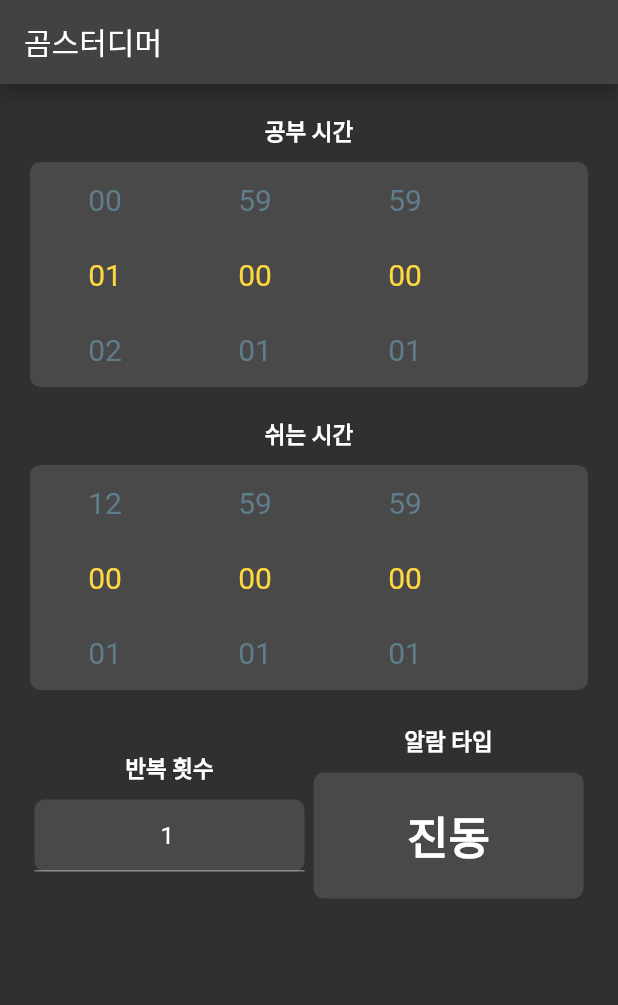
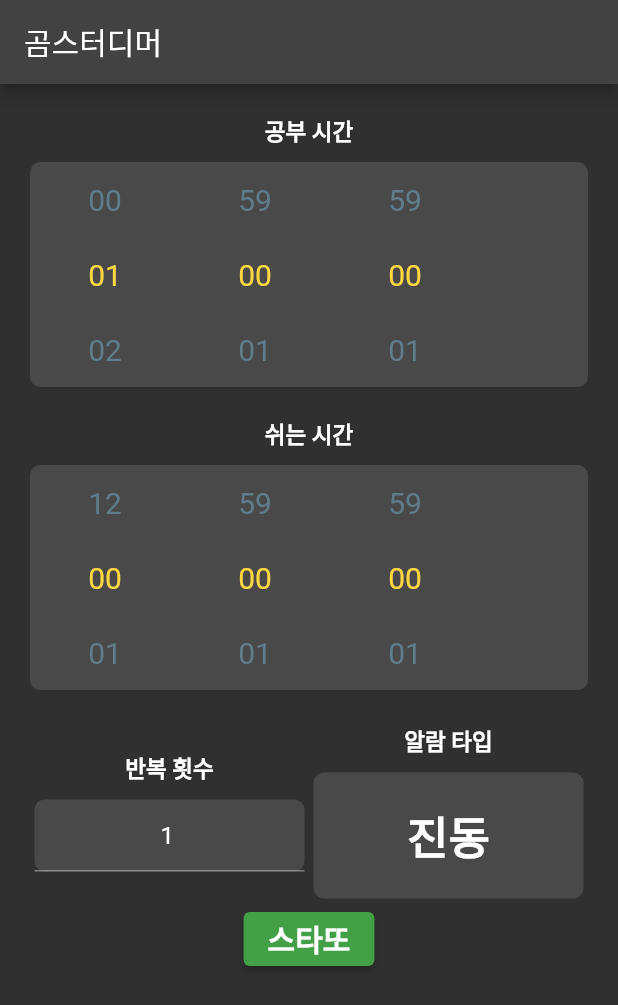
Before and after one commit to MISEONGKIM/studimer, a Flutter app: the screen it shows after launch, on a phone screen of 412 x 824 dp. Shown: the top 1005 px of the screen. Run offline on Flutter 3.47's test engine with Material 2 defaults, Android fonts, the phone set to English and light mode, and no system bars; drawn by our look-alikes of numberpicker; our stand-ins replace floor, sqflite; accounts and stored records are empty; generated files the repository leaves out were written again.

Commit message:
feat : 스타트,중지, 취소 버튼 추가

```diff
--- a/lib/src/core/resources/type.dart
+++ b/lib/src/core/resources/type.dart
@@ -1,3 +1,5 @@
 enum FocusNum { none, studytime, resttime, repeat, notice }
 
 enum NoticeType { sounds, vivration, message }
+
+enum TimerStatus { start, stop, cancle }
--- a/lib/src/presentation/providers/cycle_option_provider.dart
+++ b/lib/src/presentation/providers/cycle_option_provider.dart
@@ -1,4 +1,3 @@
-import 'package:floor/floor.dart';
 import 'package:flutter/cupertino.dart';
 import 'package:studimer/src/core/resources/type.dart';
 import 'package:studimer/src/data/models/internal/notice.dart';
@@ -7,6 +6,7 @@ import 'package:studimer/src/data/models/internal/study_cycle.dart';
 class CycleOptionProvider extends ChangeNotifier {
   late StudyCycle oneCycle = StudyCycle();
   FocusNum focusOn = FocusNum.none;
+  TimerStatus timerStatus = TimerStatus.cancle;
 
   setFocusOn(FocusNum value) {
     focusOn = value;
@@ -28,4 +28,9 @@ class CycleOptionProvider extends ChangeNotifier {
   setNotice(Notice value) {
     oneCycle.notice = value;
   }
+
+  setTimerStatus(TimerStatus value) {
+    timerStatus = value;
+    notifyListeners();
+  }
 }
--- a/lib/src/presentation/providers/timer_provider.dart
+++ b/lib/src/presentation/providers/timer_provider.dart
@@ -17,17 +17,17 @@ class TimerProvider extends ChangeNotifier {
     notifyListeners();
   }
 
-  setHour(value) {
+  setHour(int value) {
     hour = value;
     _notify();
   }
 
-  setMinuate(value) {
+  setMinuate(int value) {
     minuate = value;
     _notify();
   }
 
-  setSecond(value) {
+  setSecond(int value) {
     second = value;
     _notify();
   }
--- a/lib/src/presentation/views/main_view.dart
+++ b/lib/src/presentation/views/main_view.dart
@@ -4,6 +4,7 @@ import 'package:studimer/src/core/resources/type.dart';
 import 'package:studimer/src/presentation/widgets/notice/index.dart';
 import 'package:studimer/src/presentation/widgets/repeat/index.dart';
 import 'package:studimer/src/presentation/widgets/timer/index.dart';
+import 'package:studimer/src/presentation/widgets/timer/timer_controll_button.dart';
 
 class MainView extends StatelessWidget {
   const MainView({Key? key}) : super(key: key);
@@ -50,7 +51,8 @@ class MainView extends StatelessWidget {
                         _enableCheck(provider.focusOn, FocusNum.notice,
                             const Expanded(child: NoticeWidget()))
                       ],
-                    )
+                    ),
+                    const TimerControllButton()
                   ],
                 )),
       ),
--- /dev/null
+++ b/lib/src/presentation/widgets/timer/timer_controll_button.dart
@@ -0,0 +1,44 @@
+import 'package:flutter/material.dart';
+import 'package:studimer/src/core/common/provider_consumer.dart';
+import 'package:studimer/src/core/resources/type.dart';
+
+class TimerControllButton extends StatelessWidget {
+  const TimerControllButton({Key? key}) : super(key: key);
+
+  @override
+  Widget build(BuildContext context) {
+    return CycleOptionPrvdConsumer(
+        builder: (context, provider) =>
+            provider.timerStatus == TimerStatus.start
+                ? Row(children: [
+                    ElevatedButton(
+                        style: ElevatedButton.styleFrom(
+                            foregroundColor: Colors.white,
+                            textStyle: const TextStyle(
+                                fontWeight: FontWeight.bold, fontSize: 20),
+                            backgroundColor: Colors.grey[600]),
+                        onPressed: () {},
+                        child: const Text('凸')),
+                    ElevatedButton(
+                        style: ElevatedButton.styleFrom(
+                            foregroundColor: Colors.white,
+                            textStyle: const TextStyle(
+                                fontWeight: FontWeight.bold, fontSize: 20),
+                            backgroundColor: Colors.brown),
+                        onPressed: () {
+                          provider.setTimerStatus(TimerStatus.cancle);
+                        },
+                        child: const Text('뭠춰'))
+                  ])
+                : ElevatedButton(
+                    style: ElevatedButton.styleFrom(
+                        foregroundColor: Colors.white,
+                        textStyle: const TextStyle(
+                            fontWeight: FontWeight.bold, fontSize: 20),
+                        backgroundColor: Colors.green[600]),
+                    onPressed: () {
+                      provider.setTimerStatus(TimerStatus.start);
+                    },
+                    child: const Text('스타또')));
+  }
+}
```
Also changed, not shown: lib/src/presentation/widgets/timer/timer_number_textfield.dart (+5 -3 lines).
